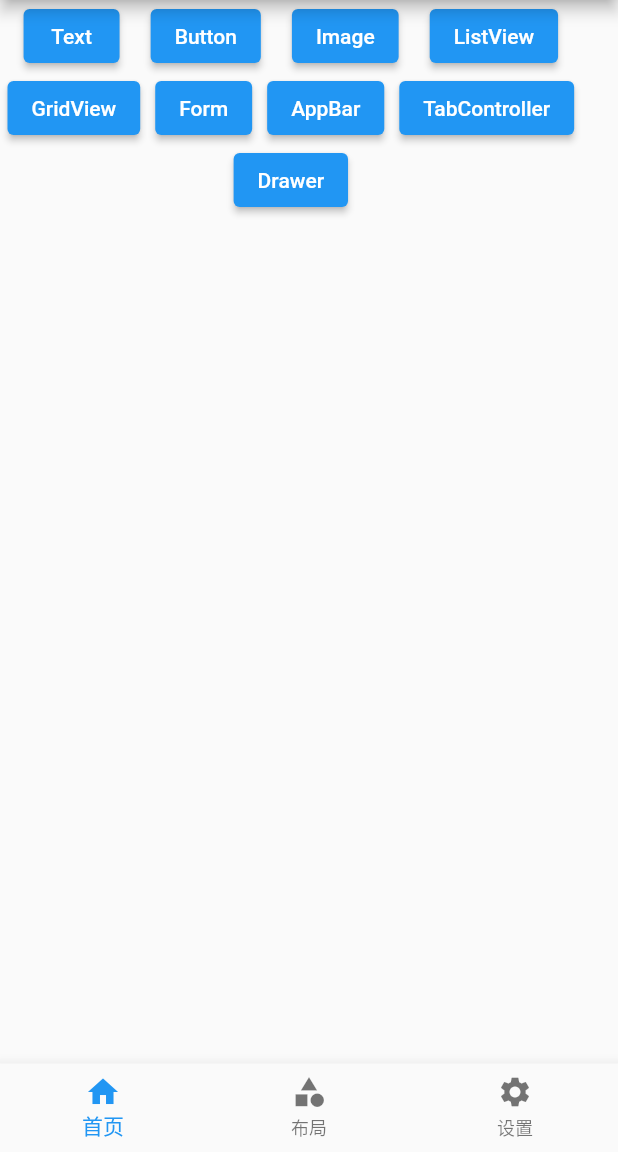
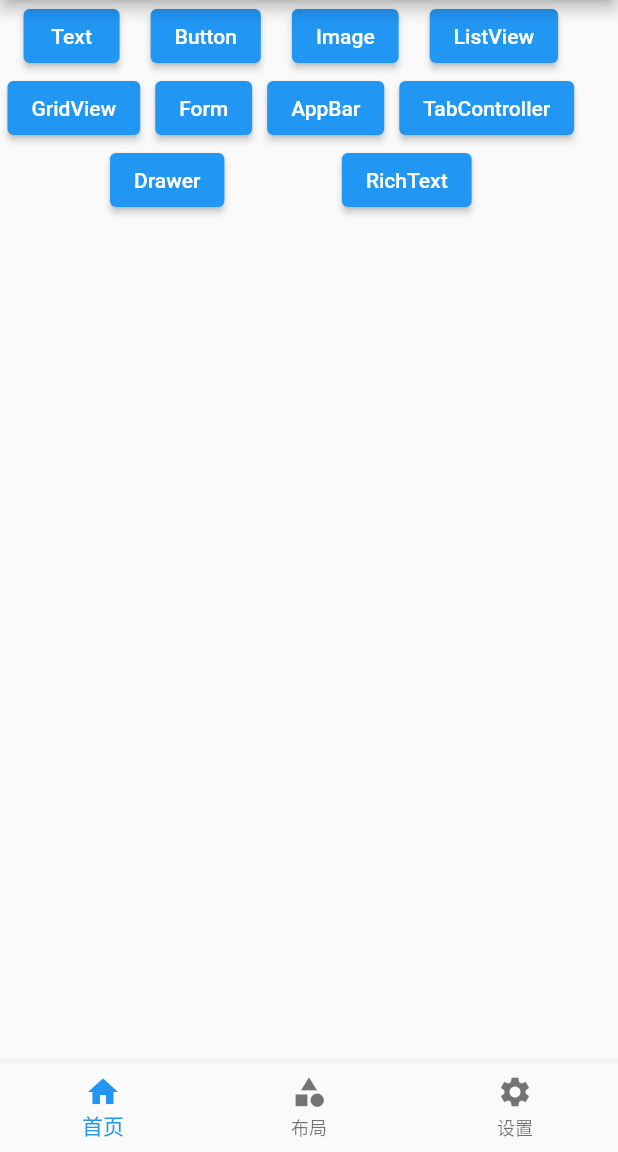
Before and after one commit to hjcasd/flutter_base, a Flutter app: the screen it shows after launch, on a phone screen of 412 x 824 dp, the part 84-1236 px from its top. Run offline on Flutter 3.47's test engine with Material 2 defaults, Android fonts, the phone set to English and light mode, and no system bars; our stand-ins replace dio, flutter_swiper, fluttertoast, get.

Commit message:
添加组件RichText

```diff
--- a/lib/pages/home/text_page.dart
+++ b/lib/pages/home/text_page.dart
@@ -2,7 +2,7 @@ import 'package:flutter/cupertino.dart';
 import 'package:flutter/material.dart';
 import 'package:flutter_base/utils/layout_utils.dart';
 
-/// Tex页面
+/// Text页面
 class TextPage extends StatelessWidget {
   @override
   Widget build(BuildContext context) {
--- a/lib/pages/tabs/home_page.dart
+++ b/lib/pages/tabs/home_page.dart
@@ -32,6 +32,7 @@ class _HomePageState extends State<HomePage> {
           LayoutUtils.generateButton(Routes.AppBar, "AppBar"),
           LayoutUtils.generateButton(Routes.TabController, "TabController"),
           LayoutUtils.generateButton(Routes.Drawer, "Drawer"),
+          LayoutUtils.generateButton(Routes.RichText, "RichText"),
         ],
       ),
     );
--- a/lib/pages/tabs/layout_page.dart
+++ b/lib/pages/tabs/layout_page.dart
@@ -26,6 +26,7 @@ class _LayoutPageState extends State<LayoutPage> {
   List<Widget> _row3Widgets = [
     LayoutUtils.generateButton(Routes.Card, "Card"),
     LayoutUtils.generateButton(Routes.Wrap, "Wrap"),
+    LayoutUtils.generateButton(Routes.Scaffold, "Scaffold"),
   ];
 
   @override
--- a/lib/routes/app_pages.dart
+++ b/lib/routes/app_pages.dart
@@ -1,3 +1,5 @@
+import 'package:flutter_base/pages/home/rich_text_page.dart';
+import 'package:flutter_base/pages/layout/scaffold_page.dart';
 import 'package:flutter_base/pages/main_page.dart';
 import 'package:flutter_base/pages/home/button_page.dart';
 import 'package:flutter_base/pages/layout/container_page.dart';
@@ -76,9 +78,13 @@ abstract class AppPages {
       name: Routes.Drawer,
       page: () => DrawerPage(),
     ),
+    GetPage(
+      name: Routes.RichText,
+      page: () => RichTextPage(),
+    ),
 
 
-    // =========================分类=============================
+    // =========================布局=============================
     GetPage(
       name: Routes.Container,
       page: () => ContainerPage(),
@@ -111,6 +117,10 @@ abstract class AppPages {
       name: Routes.Wrap,
       page: () => WrapPage(),
     ),
+    GetPage(
+      name: Routes.Scaffold,
+      page: () => ScaffoldPage(),
+    ),
 
 
     // =========================设置=============================
--- a/lib/routes/app_routes.dart
+++ b/lib/routes/app_routes.dart
@@ -14,9 +14,9 @@ abstract class Routes {
   static const AppBar = '/app_bar';
   static const TabController = '/tab_controller';
   static const Drawer = '/drawer';
+  static const RichText = '/rich_text';
 
-
-  // 分类
+  // 布局
   static const Container = '/container';
   static const Padding = '/padding';
   static const Row = '/row';
@@ -25,6 +25,7 @@ abstract class Routes {
   static const Stack = '/stack';
   static const Card = '/card';
   static const Wrap = '/wrap';
+  static const Scaffold = '/scaffold';
 
   // 设置
   static const Swiper = '/swiper';
```
Also changed, not shown: lib/pages/home/rich_text_page.dart (added, +48 -0 lines), lib/pages/layout/scaffold_page.dart (added, +43 -0 lines), pubspec.lock, 1 other file.
